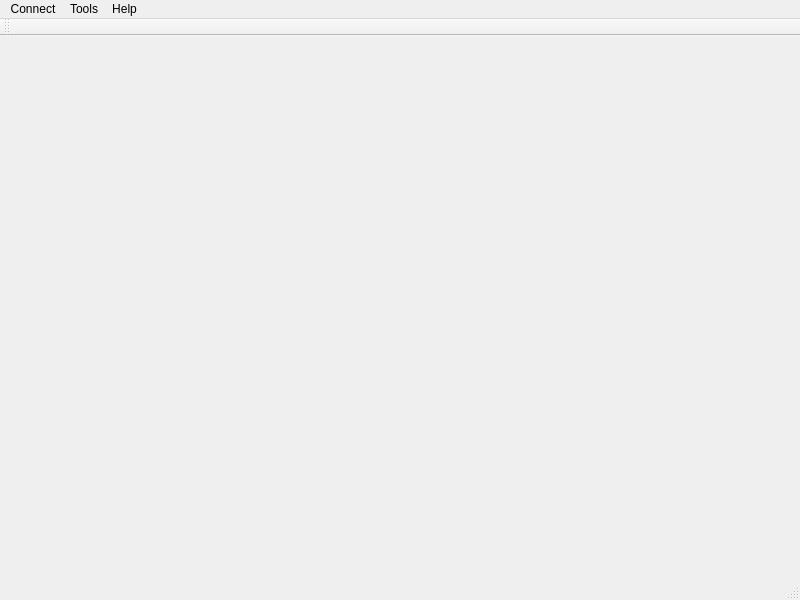
JackZ0/QTPractice, file gzlb/serialport/serialmainwindow.ui: the form before one commit.
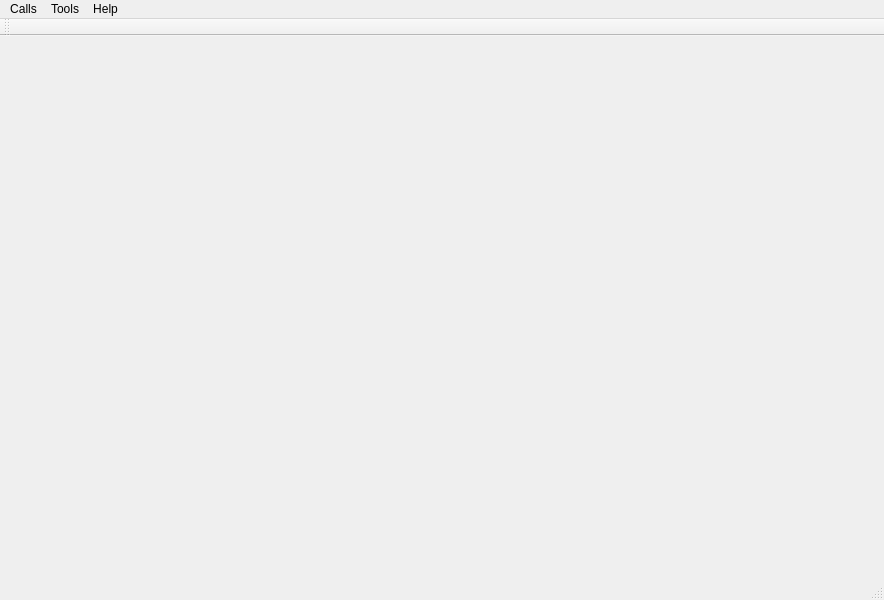
The form after the commit. Icons and pictures are not drawn.

```diff
--- a/gzlb/serialport/serialmainwindow.ui
+++ b/gzlb/serialport/serialmainwindow.ui
@@ -6,7 +6,7 @@
    <rect>
     <x>0</x>
     <y>0</y>
-    <width>800</width>
+    <width>884</width>
     <height>600</height>
    </rect>
   </property>
@@ -22,13 +22,13 @@
     <rect>
      <x>0</x>
      <y>0</y>
-     <width>800</width>
+     <width>884</width>
      <height>23</height>
     </rect>
    </property>
    <widget class="QMenu" name="menuConnect">
     <property name="title">
-     <string>Connect</string>
+     <string>Calls</string>
     </property>
     <addaction name="actionDisconnect"/>
     <addaction name="separator"/>
```
Left out of the diff: 41 changed lines with no effect on the pictures.
